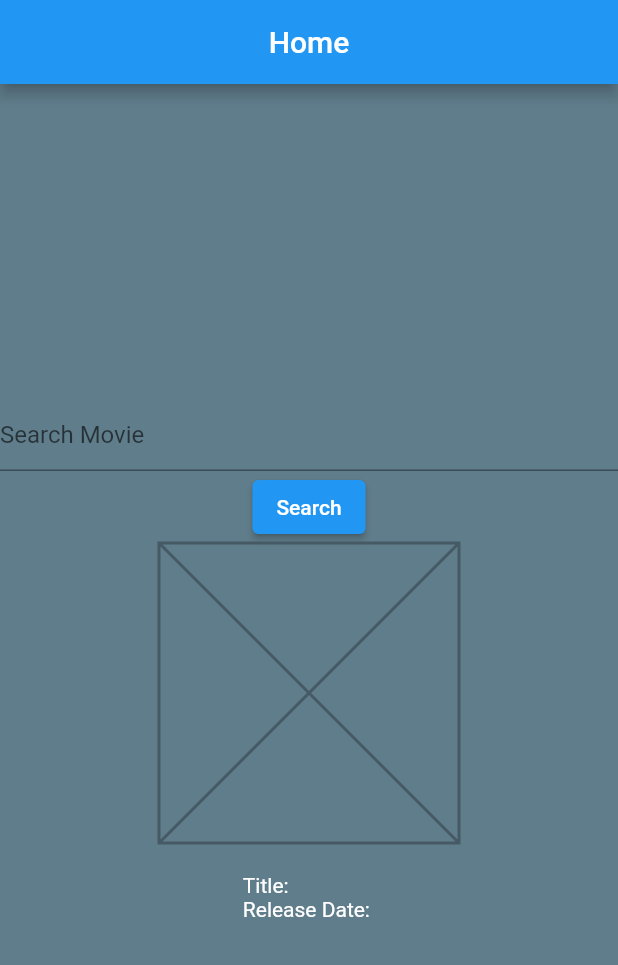
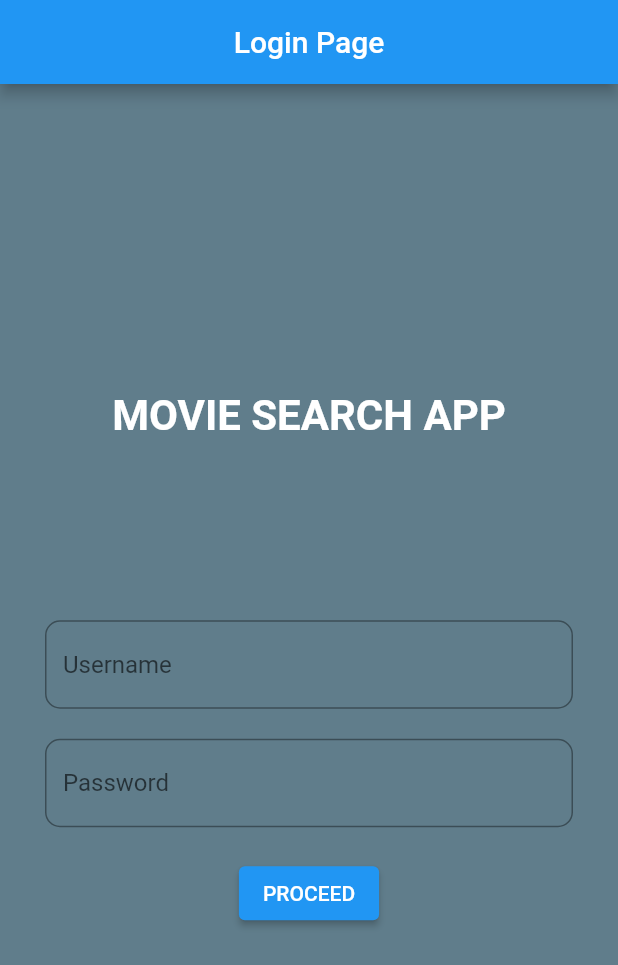
Before and after one commit to muhammad9harraz/flotter, a Flutter app: the screen it shows after launch, on a phone screen of 412 x 824 dp. Shown: the top 965 px of the screen. Run offline on Flutter 3.47's test engine with Material 2 defaults, Android fonts, the phone set to English and light mode, and no system bars; our stand-ins replace cloud_firestore, firebase_core, fluttertoast; missing offline and left inert: tmdb_api; accounts and stored records are empty.

Commit message:
Syameer's part
- Adding the Firebase db
- Firebase settings
- Make a route to change page
- The old main.dart is in movies.dart
- Added simple auth comparison with db

```diff
--- a/lib/main.dart
+++ b/lib/main.dart
@@ -1,59 +1,83 @@
+import 'package:cloud_firestore/cloud_firestore.dart';
 import 'package:flutter/material.dart';
-import 'package:http/http.dart' as http;
-import 'dart:convert';
+import 'package:firebase_core/firebase_core.dart';
+import 'package:fluttertoast/fluttertoast.dart';
+import 'package:mad_proj/movies.dart';
+import 'package:tmdb_api/tmdb_api.dart'; // Don't remove this, for some reason it breaks. Typical dev stuff...
+import 'firebase_options.dart';
+import 'dart:developer' as developer;
 
-void main() {
-  runApp(const MyApp());
+void main() async {
+  WidgetsFlutterBinding.ensureInitialized();
+  await Firebase.initializeApp(
+    options: DefaultFirebaseOptions.currentPlatform,
+  );
+  runApp(const Login());
 }
 
-class MyApp extends StatelessWidget {
-  const MyApp({Key? key}) : super(key: key);
+class Login extends StatelessWidget {
+  const Login({Key? key}) : super(key: key);
 
   @override
   Widget build(BuildContext context) {
-    return MaterialApp(
-      title: 'Search Movie',
-      home: HomePage(),
+    return const MaterialApp(
+      title: 'Login Page',
+      home: LoginPage(),
     );
   }
 }
 
-class HomePage extends StatefulWidget {
-  const HomePage({Key? key}) : super(key: key);
+class LoginPage extends StatefulWidget {
+  const LoginPage({Key? key}) : super(key: key);
 
   @override
-  _HomePageState createState() => _HomePageState();
+  // ignore: library_private_types_in_public_api
+  _LoginPageState createState() => _LoginPageState();
 }
 
-class _HomePageState extends State<HomePage> {
-  String movieTitle = '';
-  String moviePoster = '';
-  String movieDate = '';
+class _LoginPageState extends State<LoginPage> {
+  final TextEditingController _username = TextEditingController();
+  final TextEditingController _password = TextEditingController();
+  final db = FirebaseFirestore.instance;
+  late Map<String, dynamic> userInfo;
 
-  final apiKey = 'ccd287a77249d372162613f50c9972e3';
-
-  TextEditingController _movieNameController = TextEditingController();
-
-  Future<void> searchMovie(String movieName) async {
-    final url = Uri.parse(
-        'https://api.themoviedb.org/3/search/movie?query=$movieName&api_key=$apiKey');
-
-    final response = await http.get(url);
-
-    if (response.statusCode == 200) {
-      final jsonResponse = jsonDecode(response.body);
-
-      final results = jsonResponse['results'][0];
-
-      movieTitle = results['title'];
-      moviePoster = results['poster_path'];
-      movieDate = results['release_date'];
-
-      print(movieTitle);
-      print(moviePoster);
-      print(movieDate);
+  Future<void> loginAsync(String username, String password) async {
+    try {
+      final userLog = db.collection("users").doc(username);
+      userLog.get().then(
+        (DocumentSnapshot doc) {
+          final data = doc.data() as Map<String, dynamic>;
+          var dataPass = data.values.toString();
+          var newpass = dataPass.replaceAll(RegExp('[^A-Za-z0-9]'), '');
+          developer.log('Password in firestore: $newpass');
+          developer.log('Password entered: $password');
+          if (password == newpass) {
+            developer.log('User successfully logged!');
+            Fluttertoast.showToast(
+                msg: "Successfully Logged In!",
+                toastLength: Toast.LENGTH_SHORT,
+                gravity: ToastGravity.BOTTOM,
+                timeInSecForIosWeb: 1,
+                backgroundColor: const Color.fromARGB(255, 230, 242, 255),
+                textColor: Colors.black,
+                fontSize: 16.0);
+            Navigator.push(context,
+                MaterialPageRoute(builder: (context) => const MyApp()));
           } else {
-      print('Error: ${response.statusCode}');
+            Fluttertoast.showToast(
+                msg: "Wrong Username or Password!",
+                toastLength: Toast.LENGTH_LONG,
+                gravity: ToastGravity.BOTTOM,
+                timeInSecForIosWeb: 1,
+                backgroundColor: const Color.fromARGB(255, 230, 242, 255),
+                textColor: Colors.black,
+                fontSize: 16.0);
+          }
+        },
+        onError: (e) => developer.log("Error getting document: $e"),
+      );
+    } catch (e) {
+      developer.log('ERROR: $e');
     }
   }
 
@@ -63,41 +87,68 @@ class _HomePageState extends State<HomePage> {
         backgroundColor: Colors.blueGrey,
         appBar: AppBar(
           centerTitle: true,
-        title: const Text('Home'),
+          title: const Text('Login Page'),
         ),
-      body: Column(
+        body: Center(
+            child: Column(
                 mainAxisAlignment: MainAxisAlignment.center,
                 crossAxisAlignment: CrossAxisAlignment.center,
                 children: [
-          TextField(
-            controller: _movieNameController,
-            decoration: const InputDecoration(hintText: 'Search Movie'),
+              const Padding(
+                padding:
+                    EdgeInsets.only(left: 20, bottom: 120, right: 20, top: 0),
+                child: Text(
+                  "MOVIE SEARCH APP",
+                  textAlign: TextAlign.center,
+                  style: TextStyle(
+                      fontSize: 28,
+                      fontWeight: FontWeight.bold,
+                      color: Colors.white),
+                ),
+              ),
+              Padding(
+                padding:
+                    const EdgeInsets.symmetric(horizontal: 30, vertical: 0),
+                child: TextField(
+                  controller: _username,
+                  decoration: InputDecoration(
+                      border: OutlineInputBorder(
+                          borderRadius: BorderRadius.circular(10.0)),
+                      hintText: 'Username'),
+                ),
+              ),
+              Padding(
+                padding:
+                    const EdgeInsets.symmetric(horizontal: 30, vertical: 20),
+                child: TextField(
+                  obscureText: true,
+                  controller: _password,
+                  decoration: InputDecoration(
+                      border: OutlineInputBorder(
+                          borderRadius: BorderRadius.circular(10.0)),
+                      hintText: 'Password'),
+                ),
               ),
               ElevatedButton(
                   onPressed: () {
-              final movieName = _movieNameController.text;
-              searchMovie(movieName);
+                    final user = _username.text;
+                    final pass = _password.text;
+
+                    if (user.isEmpty || pass.isEmpty) {
+                      Fluttertoast.showToast(
+                          msg: "Username and Password cannot be empty!",
+                          toastLength: Toast.LENGTH_LONG,
+                          gravity: ToastGravity.BOTTOM,
+                          timeInSecForIosWeb: 1,
+                          backgroundColor:
+                              const Color.fromARGB(255, 230, 242, 255),
+                          textColor: Colors.black,
+                          fontSize: 16.0);
+                    } else {
+                      loginAsync(user, pass);
+                    }
                   },
-            child: const Text('Search'),
-          ),
-          //SizedBox(height: 10),
-          Container(
-            width: 200,
-            height: 200,
-            child: (moviePoster != null && moviePoster.isNotEmpty)
-                ? Image.network(
-                    'https://image.tmdb.org/t/p/w500$moviePoster',
-                    fit: BoxFit.cover,
-                  )
-                : Placeholder(),
-          ),
-          SizedBox(height: 20),
-          Text(
-            'Title: $movieTitle\n' 'Release Date: $movieDate',
-            style: TextStyle(color: Colors.white),
-          ),
-        ],
-      ),
-    );
+                  child: const Text('PROCEED'))
+            ])));
   }
 }
--- a/pubspec.yaml
+++ b/pubspec.yaml
@@ -37,6 +37,10 @@ dependencies:
   # The following adds the Cupertino Icons font to your application.
   # Use with the CupertinoIcons class for iOS style icons.
   cupertino_icons: ^1.0.2
+  firebase_core: ^2.14.0
+  cloud_firestore: ^4.8.1
+  firebase_auth: ^4.6.3
+  fluttertoast: ^8.2.2
 
 dev_dependencies:
   flutter_test:
```
Also changed, not shown: lib/movies.dart (added, +101 -0 lines), lib/firebase_options.dart (added), pubspec.lock, 10 other files. Lines whose indentation alone changed are shown as unchanged.
